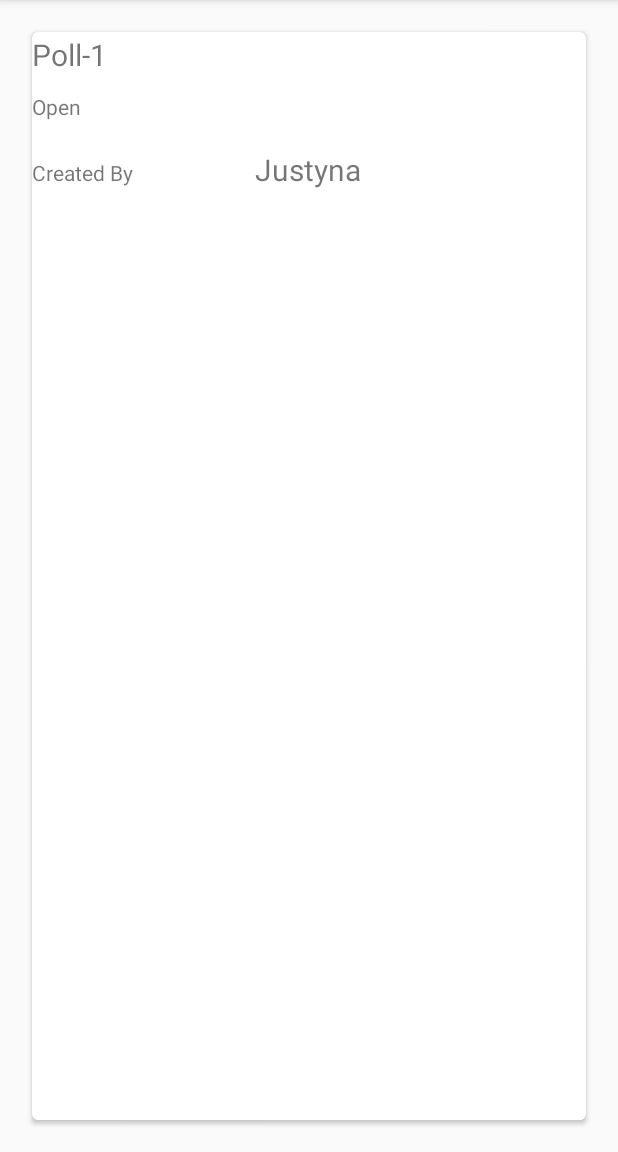
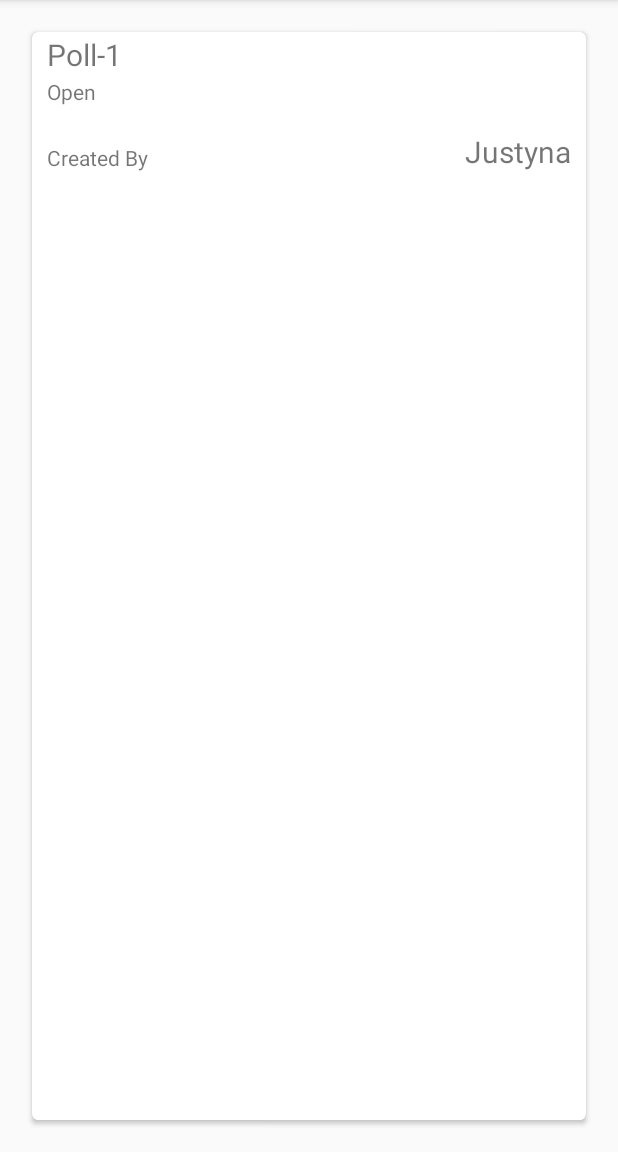
Before and after one commit to ilonajulczuk/votenow, an Android app: the screen it shows after launch (MainActivity), on a phone screen of 412 x 824 dp, the part 84-1236 px from its top. Run offline under Robolectric (Android 15) with nearby library versions, the phone set to English and light mode, and no system bars.

Commit message:
Refactoring and improvements in design

```diff
--- a/app/src/main/java/uk/ilcz/votenow/MainActivity.java
+++ b/app/src/main/java/uk/ilcz/votenow/MainActivity.java
@@ -25,8 +25,8 @@ public class MainActivity extends ActionBarActivity {
         llm.setOrientation(LinearLayoutManager.VERTICAL);
         recList.setLayoutManager(llm);
 
-        PollAdapter ca = new PollAdapter(createList(20));
-        recList.setAdapter(ca);
+        PollAdapter pa = new PollAdapter(createList(20));
+        recList.setAdapter(pa);
     }
 
 
--- a/app/src/main/res/layout/card_layout.xml
+++ b/app/src/main/res/layout/card_layout.xml
@@ -12,7 +12,8 @@
         android:layout_width="match_parent"
         android:layout_height="match_parent"
         android:gravity="right"
-        >
+        android:paddingLeft="10dp"
+        android:paddingRight="10dp">
 
         <TextView
             android:id="@+id/title"
@@ -22,8 +23,8 @@
             android:gravity="center_vertical"
             android:textSize="20dp"
             android:layout_alignParentTop="true"
-            android:layout_alignLeft="@+id/txtName"
-            android:layout_marginBottom="10dp" />
+            android:layout_alignParentLeft="true"
+            android:layout_alignParentStart="true" />
 
         <TextView
             android:id="@+id/txtName"
@@ -54,10 +55,9 @@
             android:layout_height="wrap_content"
             android:text="Someone"
             android:textSize="20dp"
-            android:layout_marginTop="10dp"
+            android:layout_alignBottom="@+id/txtName"
             android:layout_alignParentRight="true"
-            android:layout_marginRight="150dp"
-            android:layout_alignBaseline="@id/txtName"/>
+            android:layout_alignParentEnd="true" />
 
 
     </RelativeLayout>
```
